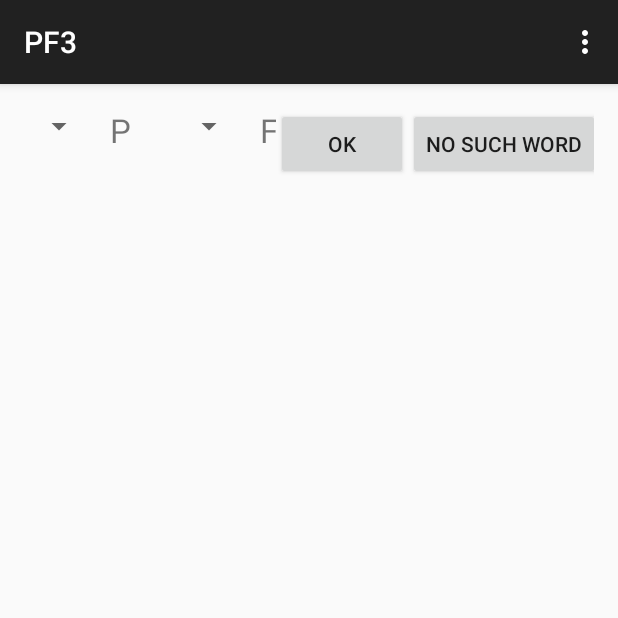
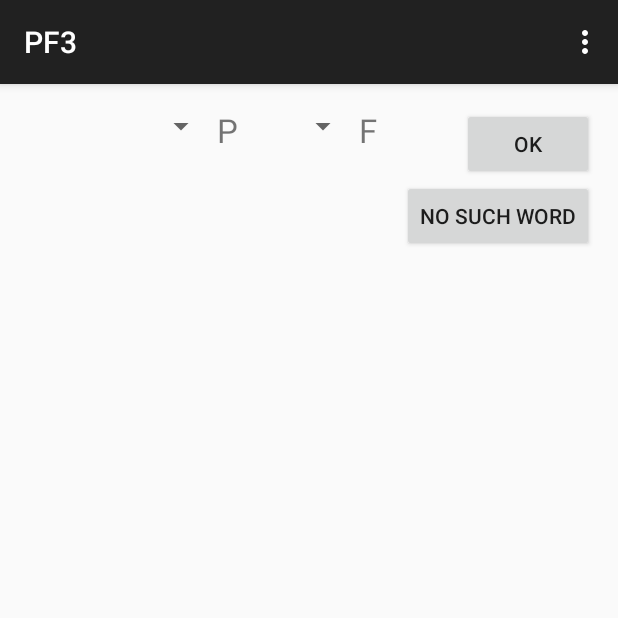
Before and after one commit to iovi/PF3, an Android app: the fragment PlayerAnswerFragment placed in its activity, on a phone screen of 412 x 824 dp, the top half of it. Run offline under Robolectric (Android 15) with nearby library versions, the phone set to English and light mode, and no system bars; 2 statements that could not run were skipped.

Commit message:
player answer works

```diff
--- a/app/src/main/java/iovi/pf3/PlayerAnswerFragment.java
+++ b/app/src/main/java/iovi/pf3/PlayerAnswerFragment.java
@@ -22,7 +22,14 @@ import java.util.List;
  */
 public class PlayerAnswerFragment extends Fragment {
 
+
+    public interface AnswerListener {
+        void AnswerOK(String guess,Answer answer);
+        void DeleteGuess(String guess);
+    }
+
     final static String TAG="PF3";
+    AnswerListener mCallback;
 
     @Override
     public View onCreateView(LayoutInflater inflater, ViewGroup container,Bundle savedInstanceState) {
@@ -36,10 +43,30 @@ public class PlayerAnswerFragment extends Fragment {
         ArrayAdapter<String> pSpinnerAdapter=new ArrayAdapter<String>(getActivity(),R.layout.spinner_item,variants);
         pSpinnerAdapter.setDropDownViewResource(R.layout.spinner_item);
 
-        Spinner pSpinner= (Spinner)view.findViewById(R.id.p_spinner);
+        final Spinner pSpinner= (Spinner)view.findViewById(R.id.p_spinner);
         pSpinner.setAdapter(pSpinnerAdapter);
-        Spinner fSpinner= (Spinner)view.findViewById(R.id.f_spinner);
+        final Spinner fSpinner= (Spinner)view.findViewById(R.id.f_spinner);
         fSpinner.setAdapter(pSpinnerAdapter);
+
+        //setup buttons listeners
+        final TextView text=(TextView)view.findViewById(R.id.outgoingGuess);
+        Button buttonOK=(Button)view.findViewById(R.id.answer_ok_button);
+        buttonOK.setOnClickListener(new View.OnClickListener() {
+            @Override
+            public void onClick(View v) {
+                int p=Integer.parseInt(pSpinner.getSelectedItem().toString());
+                int f=Integer.parseInt(fSpinner.getSelectedItem().toString());
+                Answer answer=new Answer(p,f);
+                mCallback.AnswerOK(text.getText().toString(),answer);
+            }
+        });
+        Button buttonDelete=(Button)view.findViewById(R.id.delete_guess_button);
+        buttonDelete.setOnClickListener(new View.OnClickListener() {
+            @Override
+            public void onClick(View v) {
+                mCallback.DeleteGuess(text.getText().toString());
+            }
+        });
 
         return view;
     }
--- a/app/src/main/res/layout/playeranswer.xml
+++ b/app/src/main/res/layout/playeranswer.xml
@@ -18,21 +18,22 @@
         android:layout_height="wrap_content"
         android:textSize="10pt"
         android:layout_weight="1"
-        android:layout_marginLeft="10dp"
         android:text="P" />
     <Spinner
         android:id="@+id/f_spinner"
         android:layout_width="wrap_content"
         android:layout_height="wrap_content"
-        android:layout_marginLeft="30dp"
         android:layout_weight="1"/>
     <TextView
         android:layout_width="wrap_content"
         android:layout_height="wrap_content"
         android:textSize="10pt"
-        android:layout_marginLeft="10dp"
         android:layout_weight="1"
         android:text="F" />
+    <LinearLayout xmlns:android="http://schemas.android.com/apk/res/android"
+        android:orientation="vertical"
+        android:layout_height="wrap_content"
+        android:layout_width="wrap_content">
         <Button android:id="@+id/answer_ok_button"
             android:layout_width="wrap_content"
             android:layout_height="wrap_content"
@@ -44,3 +45,4 @@
             android:layout_gravity="right"
             android:text="@string/button_delete" />
     </LinearLayout>
+</LinearLayout>
```
Also changed, not shown: app/src/main/java/iovi/pf3/MainActivity.java (+25 -5 lines), 1 other file. Lines whose indentation alone changed are shown as unchanged.
